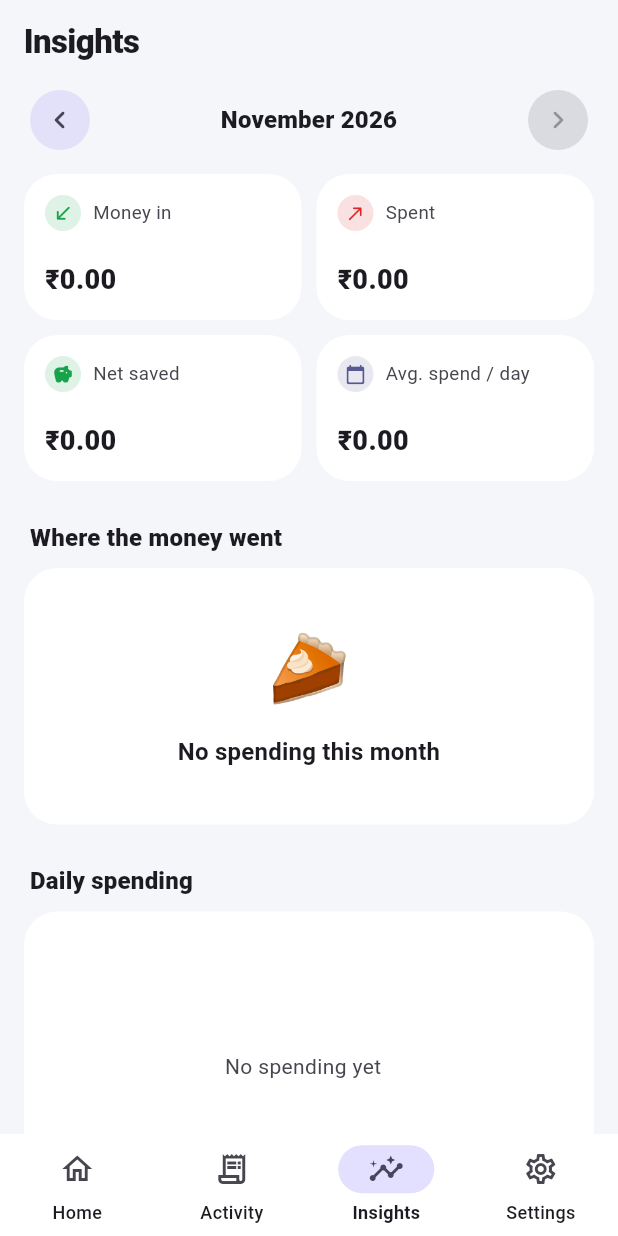
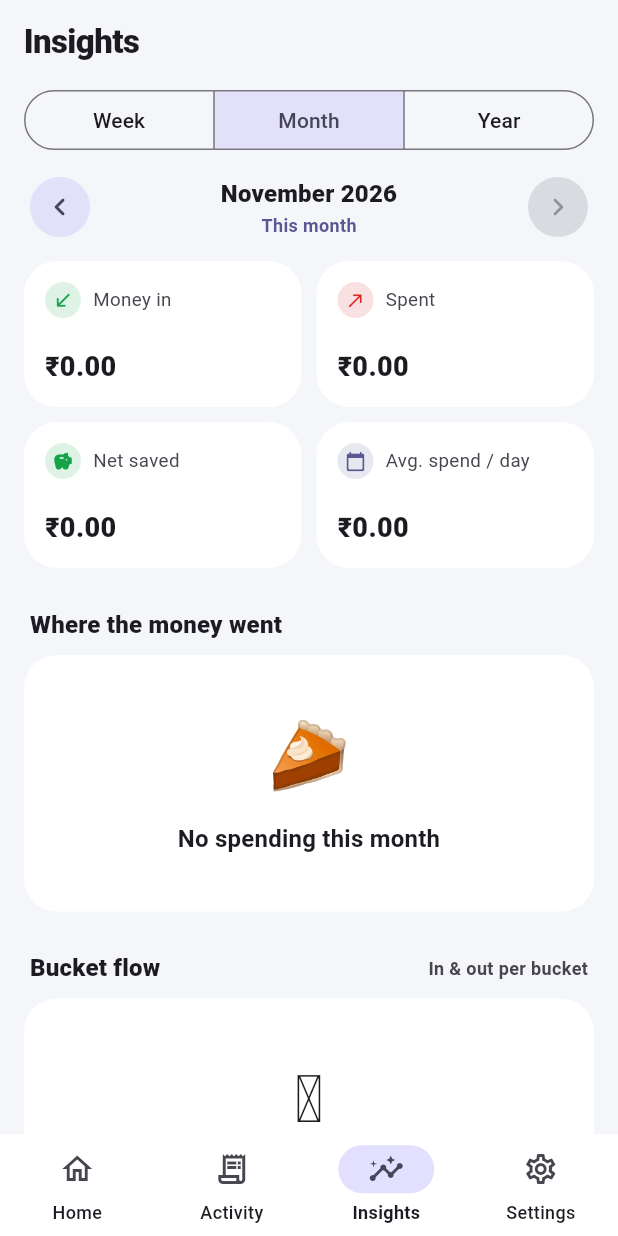
Before and after one commit to mayank20035/money-manager-app, a Flutter app: the screen it shows after launch, item 3 of the bottom bar chosen, on a phone screen of 412 x 824 dp. Run offline on Flutter 3.47's test engine with Material 3 defaults, Android fonts, the phone set to English and light mode, and no system bars; our stand-ins replace fl_chart, shared_preferences.

Commit message:
Show Insights by week, month or year, with Bucket flow
A Week / Month / Year switch with previous/next (or swipe) now drives the
whole screen: totals, daily average, category donut, the new Bucket flow
section and the spending chart (Mon-Sun, days of the month, or months).
The monthly budget card shows in month view only.

Co-Authored-By: Claude Opus 5.5 <noreply@anthropic.com>

```diff
--- a/lib/ui/insights/insights_screen.dart
+++ b/lib/ui/insights/insights_screen.dart
@@ -6,11 +6,13 @@ import 'package:intl/intl.dart';
 import 'package:provider/provider.dart';
 
 import '../../core/categories.dart';
+import '../../core/period.dart';
 import '../../core/theme.dart';
 import '../../data/models.dart';
 import '../../state/money_store.dart';
 import '../../state/settings_store.dart';
 import '../widgets/common.dart';
+import 'bucket_flow.dart';
 
 class InsightsScreen extends StatefulWidget {
   const InsightsScreen({super.key});
@@ -20,16 +22,11 @@ class InsightsScreen extends StatefulWidget {
 }
 
 class _InsightsScreenState extends State<InsightsScreen> {
-  DateTime _month = DateTime(DateTime.now().year, DateTime.now().month);
+  Period _period = Period.current(PeriodKind.month);
   int? _touchedSlice;
 
-  bool get _isCurrentMonth {
-    final now = DateTime.now();
-    return _month.year == now.year && _month.month == now.month;
-  }
-
-  void _shift(int months) => setState(() {
-        _month = DateTime(_month.year, _month.month + months);
+  void _show(Period p) => setState(() {
+        _period = p;
         _touchedSlice = null;
       });
 
@@ -39,32 +36,18 @@ class _InsightsScreenState extends State<InsightsScreen> {
     final settings = context.watch<SettingsStore>();
     final colors = MoneyColors.of(context);
     final scheme = Theme.of(context).colorScheme;
-    final summary = store.monthSummary(_month);
-    final byCategory = store.spendByCategory(_month);
-    final daysInMonth = DateTime(_month.year, _month.month + 1, 0).day;
-    final daysElapsed = _isCurrentMonth ? DateTime.now().day : daysInMonth;
+    final txns = store.txnsIn(_period);
+    final summary = store.summaryFor(txns);
+    final byCategory = store.spendByCategoryIn(txns);
+    // The trend ends at the period's last month, or this month for the current period.
+    final lastDay = _period.isCurrent ? DateTime.now() : _period.end.subtract(const Duration(days: 1));
 
     return Scaffold(
       appBar: AppBar(title: const Text('Insights')),
       body: ListView(
         padding: const EdgeInsets.fromLTRB(16, 0, 16, 100),
         children: [
-          Row(
-            children: [
-              IconButton.filledTonal(onPressed: () => _shift(-1), icon: const Icon(Icons.chevron_left_rounded)),
-              Expanded(
-                child: Text(
-                  DateFormat('MMMM yyyy').format(_month),
-                  textAlign: TextAlign.center,
-                  style: Theme.of(context).textTheme.titleMedium?.copyWith(fontWeight: FontWeight.w800),
-                ),
-              ),
-              IconButton.filledTonal(
-                onPressed: _isCurrentMonth ? null : () => _shift(1),
-                icon: const Icon(Icons.chevron_right_rounded),
-              ),
-            ],
-          ),
+          _PeriodPicker(period: _period, onChanged: _show),
           const SizedBox(height: 12),
           GridView.count(
             crossAxisCount: 2,
@@ -86,7 +69,7 @@ class _InsightsScreenState extends State<InsightsScreen> {
                 label: 'Avg. spend / day',
                 icon: Icons.calendar_today_rounded,
                 color: scheme.primary,
-                value: MoneyText(summary.expenseMinor ~/ math.max(1, daysElapsed), style: _statStyle),
+                value: MoneyText(summary.expenseMinor ~/ math.max(1, _period.daysElapsed), style: _statStyle),
               ),
             ],
           ),
@@ -94,14 +77,14 @@ class _InsightsScreenState extends State<InsightsScreen> {
             const SizedBox(height: 10),
             _SavingsRate(rate: summary.savingsRate!),
           ],
-          if (settings.monthlyBudgetMinor != null) ...[
+          if (settings.monthlyBudgetMinor != null && _period.kind == PeriodKind.month) ...[
             const SizedBox(height: 10),
             _BudgetCard(spent: summary.expenseMinor, budget: settings.monthlyBudgetMinor!),
           ],
           const SizedBox(height: 18),
           const SectionHeader('Where the money went'),
           if (byCategory.isEmpty)
-            const Card(child: EmptyState(emoji: '🥧', title: 'No spending this month'))
+            Card(child: EmptyState(emoji: '🥧', title: 'No spending this ${_period.noun}'))
           else
             _CategoryCard(
               data: byCategory,
@@ -110,11 +93,21 @@ class _InsightsScreenState extends State<InsightsScreen> {
               onTouch: (i) => setState(() => _touchedSlice = i),
             ),
           const SizedBox(height: 18),
-          const SectionHeader('Daily spending'),
-          _DailyChart(store: store, month: _month),
+          SectionHeader(
+            'Bucket flow',
+            trailing: Padding(
+              padding: const EdgeInsets.only(right: 4),
+              child: Text('In & out per bucket',
+                  style: TextStyle(fontSize: 12, color: scheme.onSurfaceVariant, fontWeight: FontWeight.w600)),
+            ),
+          ),
+          BucketFlowSection(period: _period),
+          const SizedBox(height: 18),
+          SectionHeader(_period.kind == PeriodKind.year ? 'Monthly spending' : 'Daily spending'),
+          _SpendingChart(store: store, period: _period),
           const SizedBox(height: 18),
           const SectionHeader('Last 6 months'),
-          _TrendChart(store: store, endMonth: _month),
+          _TrendChart(store: store, endMonth: DateTime(lastDay.year, lastDay.month)),
           const SizedBox(height: 18),
           const SectionHeader('Balance by bucket'),
           _BucketShare(store: store),
@@ -124,6 +117,88 @@ class _InsightsScreenState extends State<InsightsScreen> {
   }
 
   static const _statStyle = TextStyle(fontSize: 18, fontWeight: FontWeight.w800);
+}
+
+/// Week / Month / Year switch plus previous/next navigation. Swiping the label
+/// sideways also moves between periods.
+class _PeriodPicker extends StatelessWidget {
+  const _PeriodPicker({required this.period, required this.onChanged});
+
+  final Period period;
+  final ValueChanged<Period> onChanged;
+
+  @override
+  Widget build(BuildContext context) {
+    final scheme = Theme.of(context).colorScheme;
+    final canGoForward = !period.isCurrent;
+    final relative = period.relative;
+
+    return Column(
+      children: [
+        SizedBox(
+          width: double.infinity,
+          child: SegmentedButton<PeriodKind>(
+            showSelectedIcon: false,
+            segments: const [
+              ButtonSegment(value: PeriodKind.week, label: Text('Week')),
+              ButtonSegment(value: PeriodKind.month, label: Text('Month')),
+              ButtonSegment(value: PeriodKind.year, label: Text('Year')),
+            ],
+            selected: {period.kind},
+            onSelectionChanged: (s) => onChanged(period.as(s.first)),
+          ),
+        ),
+        const SizedBox(height: 10),
+        Row(
+          children: [
+            IconButton.filledTonal(
+              tooltip: 'Previous ${period.noun}',
+              onPressed: () => onChanged(period.shift(-1)),
+              icon: const Icon(Icons.chevron_left_rounded),
+            ),
+            Expanded(
+              child: GestureDetector(
+                behavior: HitTestBehavior.opaque,
+                onHorizontalDragEnd: (d) {
+                  final v = d.primaryVelocity ?? 0;
+                  if (v > 200) onChanged(period.shift(-1));
+                  if (v < -200 && canGoForward) onChanged(period.shift(1));
+                },
+                child: AnimatedSwitcher(
+                  duration: const Duration(milliseconds: 220),
+                  transitionBuilder: (child, a) => FadeTransition(
+                    opacity: a,
+                    child: SlideTransition(
+                      position: Tween(begin: const Offset(0, 0.25), end: Offset.zero).animate(a),
+                      child: child,
+                    ),
+                  ),
+                  child: Column(
+                    key: ValueKey(period),
+                    children: [
+                      Text(
+                        period.label,
+                        textAlign: TextAlign.center,
+                        style: Theme.of(context).textTheme.titleMedium?.copyWith(fontWeight: FontWeight.w800),
+                      ),
+                      if (relative != null)
+                        Text(relative,
+                            style: TextStyle(fontSize: 12, color: scheme.primary, fontWeight: FontWeight.w700)),
+                    ],
+                  ),
+                ),
+              ),
+            ),
+            IconButton.filledTonal(
+              tooltip: 'Next ${period.noun}',
+              onPressed: canGoForward ? () => onChanged(period.shift(1)) : null,
+              icon: const Icon(Icons.chevron_right_rounded),
+            ),
+          ],
+        ),
+      ],
+    );
+  }
 }
 
 class _StatTile extends StatelessWidget {
@@ -423,23 +498,34 @@ class _CategoryRow extends StatelessWidget {
   }
 }
 
-class _DailyChart extends StatelessWidget {
-  const _DailyChart({required this.store, required this.month});
+class _SpendingChart extends StatelessWidget {
+  const _SpendingChart({required this.store, required this.period});
 
   final MoneyStore store;
-  final DateTime month;
+  final Period period;
+
+  String _axisLabel(int i, DateTime slot) => switch (period.kind) {
+        PeriodKind.week => DateFormat('E').format(slot),
+        PeriodKind.month => (i == 0 || (i + 1) % 5 == 0) ? '${i + 1}' : '',
+        PeriodKind.year => DateFormat('MMMMM').format(slot),
+      };
 
   @override
   Widget build(BuildContext context) {
     final colors = MoneyColors.of(context);
     final scheme = Theme.of(context).colorScheme;
     final settings = context.watch<SettingsStore>();
-    final days = DateTime(month.year, month.month + 1, 0).day;
-    final perDay = List<int>.filled(days, 0);
-    for (final t in store.txnsInMonth(month)) {
-      if (t.type == TxnType.expense) perDay[t.date.day - 1] += t.amountMinor;
+    final slots = period.slots;
+    final perSlot = List<int>.filled(slots.length, 0);
+    for (final t in store.txnsIn(period)) {
+      if (t.type == TxnType.expense) perSlot[period.slotOf(t.date)] += t.amountMinor;
     }
-    final maxY = perDay.fold(0, math.max);
+    final maxY = perSlot.fold(0, math.max);
+    final barWidth = switch (period.kind) {
+      PeriodKind.week => 18.0,
+      PeriodKind.month => 5.0,
+      PeriodKind.year => 12.0,
+    };
 
     return Card(
       child: Padding(
@@ -451,7 +537,7 @@ class _DailyChart extends StatelessWidget {
               : BarChart(
                   BarChartData(
                     maxY: maxY * 1.15,
-                    alignment: BarChartAlignment.spaceBetween,
+                    alignment: period.kind == PeriodKind.month ? BarChartAlignment.spaceBetween : BarChartAlignment.spaceAround,
                     gridData: FlGridData(
                       drawVerticalLine: false,
                       horizontalInterval: maxY / 3,
@@ -478,11 +564,12 @@ class _DailyChart extends StatelessWidget {
                           showTitles: true,
                           reservedSize: 22,
                           getTitlesWidget: (v, _) {
-                            final d = v.toInt() + 1;
-                            if (d != 1 && d % 5 != 0) return const SizedBox.shrink();
+                            final i = v.toInt();
+                            final label = _axisLabel(i, slots[i]);
+                            if (label.isEmpty) return const SizedBox.shrink();
                             return Padding(
                               padding: const EdgeInsets.only(top: 4),
-                              child: Text('$d', style: TextStyle(fontSize: 10, color: scheme.onSurfaceVariant)),
+                              child: Text(label, style: TextStyle(fontSize: 10, color: scheme.onSurfaceVariant)),
                             );
                           },
                         ),
@@ -493,17 +580,18 @@ class _DailyChart extends StatelessWidget {
                       touchTooltipData: BarTouchTooltipData(
                         getTooltipColor: (_) => scheme.inverseSurface,
                         getTooltipItem: (group, _, rod, _) => BarTooltipItem(
-                          '${group.x + 1} ${DateFormat('MMM').format(month)}\n${settings.format.format(rod.toY.round())}',
+                          '${DateFormat(period.kind == PeriodKind.year ? 'MMM yyyy' : 'EEE, d MMM').format(slots[group.x])}\n'
+                          '${settings.format.format(rod.toY.round())}',
                           TextStyle(color: scheme.onInverseSurface, fontWeight: FontWeight.w700, fontSize: 12),
                         ),
                       ),
                     ),
                     barGroups: [
-                      for (var i = 0; i < days; i++)
+                      for (var i = 0; i < slots.length; i++)
                         BarChartGroupData(x: i, barRods: [
                           BarChartRodData(
-                            toY: perDay[i].toDouble(),
-                            width: 5,
+                            toY: perSlot[i].toDouble(),
+                            width: barWidth,
                             color: colors.expense,
                             borderRadius: BorderRadius.circular(3),
                           ),
```
Also changed, not shown: 1 other file.
